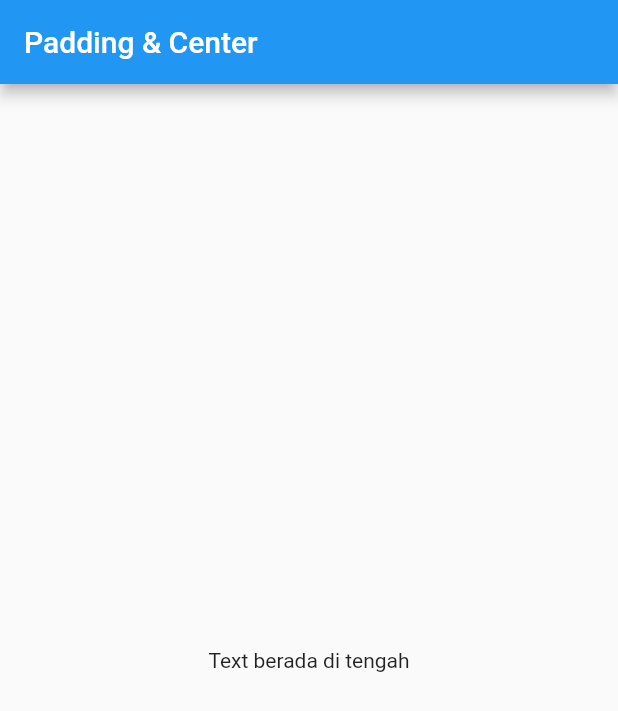
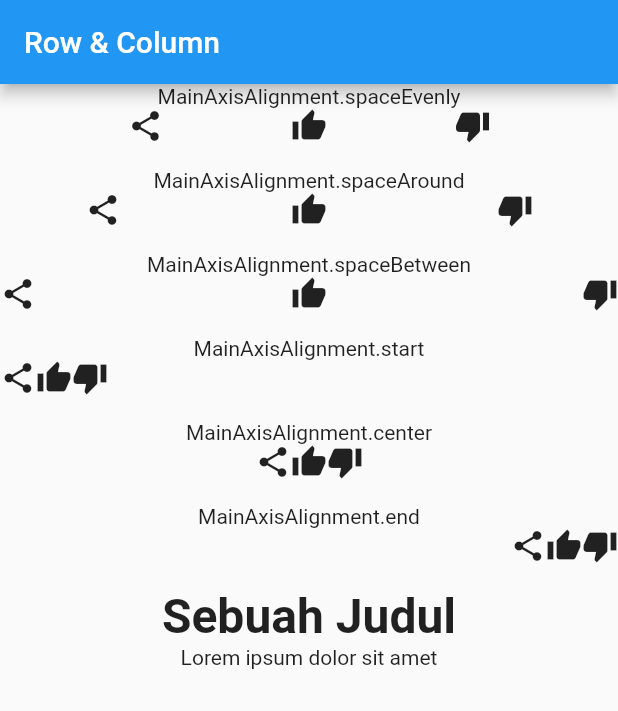
Before and after one commit to samyutomo/learn-basic-flutter, a Flutter app: the screen it shows after launch, on a phone screen of 412 x 824 dp. Shown: the top 711 px of the screen. Run offline on Flutter 3.47's test engine with Material 2 defaults, Android fonts, the phone set to English and light mode, and no system bars.

Commit message:
learn example code 08: Row & Column

```diff
--- a/lib/main.dart
+++ b/lib/main.dart
@@ -8,20 +8,86 @@ class FirstScreen extends StatelessWidget {
   @override
   Widget build(BuildContext context) {
     return MaterialApp(
-        title: "Padding Center",
+        title: "Row Column",
         theme: ThemeData(primarySwatch: Colors.blue),
         home: Scaffold(
           appBar: AppBar(
-            title: const Text("Padding & Center"),
+            title: const Text("Row & Column"),
           ),
           body:
-              /* remove comment symbol (//) below to see what padding or center acts */
-              // Padding(
-              //   padding: EdgeInsets.all(30),
-              //   child: Text("Ini Padding"),
-              // )
-              Center(
-                child: Text("Text berada di tengah"),
+              Column(
+                children: [
+                  const Text("MainAxisAlignment.spaceEvenly"),
+                  Row(
+                    mainAxisAlignment: MainAxisAlignment.spaceEvenly,
+                    children: const [
+                      Icon(Icons.share),
+                      Icon(Icons.thumb_up),
+                      Icon(Icons.thumb_down)
+                    ],
+                  ),
+                  const SizedBox(height: 16),
+                  const Text("MainAxisAlignment.spaceAround"),
+                  Row(
+                    mainAxisAlignment: MainAxisAlignment.spaceAround,
+                    children: const [
+                      Icon(Icons.share),
+                      Icon(Icons.thumb_up),
+                      Icon(Icons.thumb_down)
+                    ],
+                  ),
+                  const SizedBox(height: 16),
+                  const Text("MainAxisAlignment.spaceBetween"),
+                  Row(
+                    mainAxisAlignment: MainAxisAlignment.spaceBetween,
+                    children: const [
+                      Icon(Icons.share),
+                      Icon(Icons.thumb_up),
+                      Icon(Icons.thumb_down)
+                    ],
+                  ),
+                  const SizedBox(height: 16),
+                  const Text("MainAxisAlignment.start"),
+                  Row(
+                    mainAxisAlignment: MainAxisAlignment.start,
+                    children: const [
+                      Icon(Icons.share),
+                      Icon(Icons.thumb_up),
+                      Icon(Icons.thumb_down)
+                    ],
+                  ),
+                  const SizedBox(height: 16),
+                  const Text("MainAxisAlignment.center"),
+                  Row(
+                    mainAxisAlignment: MainAxisAlignment.center,
+                    children: const [
+                      Icon(Icons.share),
+                      Icon(Icons.thumb_up),
+                      Icon(Icons.thumb_down)
+                    ],
+                  ),
+                  const SizedBox(height: 16),
+                  const Text("MainAxisAlignment.end"),
+                  Row(
+                    mainAxisAlignment: MainAxisAlignment.end,
+                    children: const [
+                      Icon(Icons.share),
+                      Icon(Icons.thumb_up),
+                      Icon(Icons.thumb_down)
+                    ],
+                  ),
+                  const SizedBox(height: 16),
+                  Column(
+                    children: const [
+                      Text("Sebuah Judul", style: TextStyle(
+                        fontSize: 32,
+                        fontWeight: FontWeight.bold
+                      ),
+                      ),
+                      Text("Lorem ipsum dolor sit amet")
+                    ],
+                  )
+                ],
               )
           ),
         );
```
